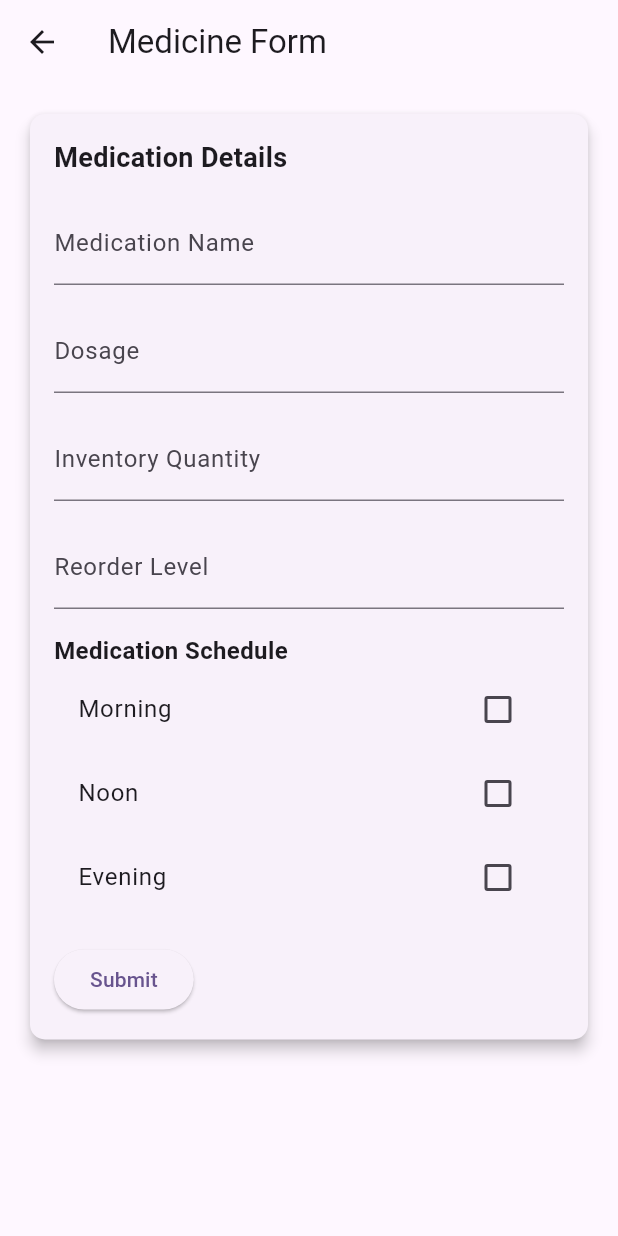
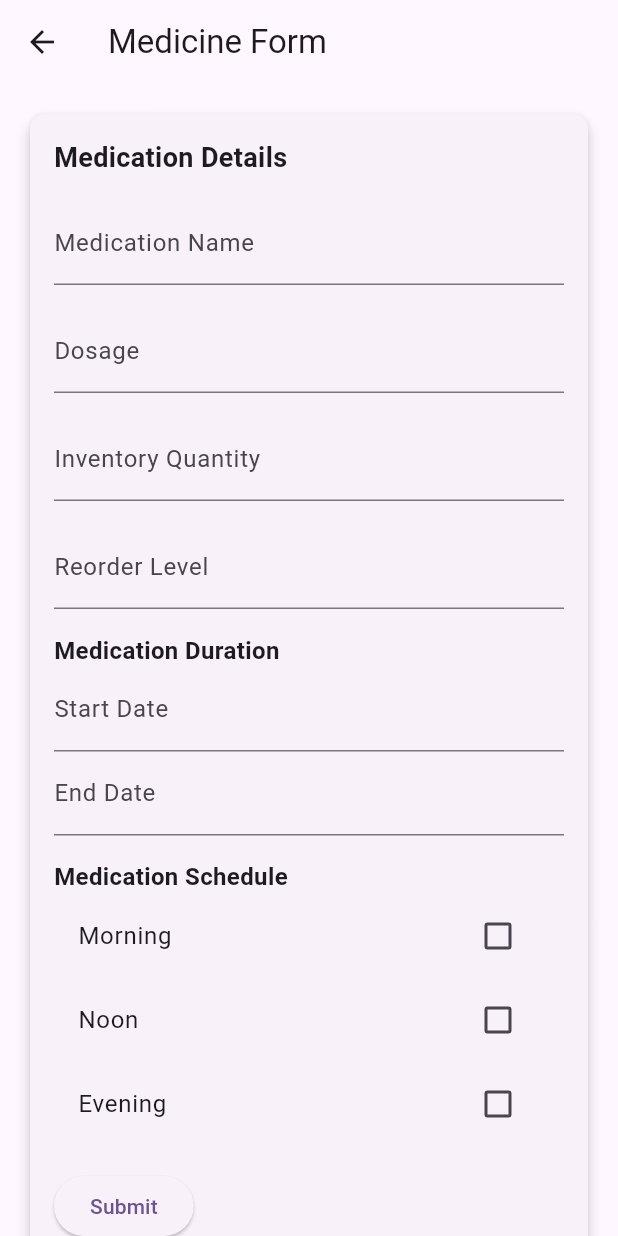
Before and after one commit to KJanhavi04/medipal_UI, a Flutter app: the MedicineForm screen opened directly, after a tap on "Submit", on a phone screen of 412 x 824 dp. Run offline on Flutter 3.47's test engine with Material 2 defaults, Android fonts, the phone set to English and light mode, and no system bars; drawn by our look-alikes of datetime_picker_formfield.

Commit message:
start end date added

```diff
--- a/lib/medicine_form.dart
+++ b/lib/medicine_form.dart
@@ -2,10 +2,11 @@ import 'package:flutter/material.dart';
 import 'package:intl/intl.dart';
 import 'package:datetime_picker_formfield/datetime_picker_formfield.dart';
 
+import 'package:flutter/material.dart';
+import 'package:datetime_picker_formfield/datetime_picker_formfield.dart';
+import 'package:intl/intl.dart';
 
 class MedicineForm extends StatefulWidget {
-  const MedicineForm({super.key});
-
   @override
   _MedicineFormState createState() => _MedicineFormState();
 }
@@ -19,6 +20,9 @@ class _MedicineFormState extends State<MedicineForm> {
   TimeOfDay? _morningTime;
   TimeOfDay? _noonTime;
   TimeOfDay? _eveningTime;
+
+  DateTime? _startDate;
+  DateTime? _endDate;
 
   @override
   void dispose() {
@@ -50,6 +54,8 @@ class _MedicineFormState extends State<MedicineForm> {
 
   @override
   Widget build(BuildContext context) {
+    final dateFormat = DateFormat("yyyy-MM-dd");
+
     return Scaffold(
       appBar: AppBar(
         title: const Text('Medicine Form'),
@@ -103,6 +109,54 @@ class _MedicineFormState extends State<MedicineForm> {
                     decoration: const InputDecoration(
                       labelText: 'Reorder Level',
                     ),
+                  ),
+                  const SizedBox(height: 16.0),
+                  const Text(
+                    'Medication Duration',
+                    style: TextStyle(
+                      fontSize: 16.0,
+                      fontWeight: FontWeight.bold,
+                    ),
+                  ),
+                  DateTimeField(
+                    format: dateFormat,
+                    decoration: const InputDecoration(
+                      labelText: 'Start Date',
+                    ),
+                    onChanged: (value) {
+                      setState(() {
+                        _startDate = value;
+                      });
+                    },
+                    onShowPicker: (context, currentValue) async {
+                      final date = await showDatePicker(
+                        context: context,
+                        firstDate: DateTime(2000),
+                        initialDate: currentValue ?? DateTime.now(),
+                        lastDate: DateTime(2101),
+                      );
+                      return date;
+                    },
+                  ),
+                  DateTimeField(
+                    format: dateFormat,
+                    decoration: const InputDecoration(
+                      labelText: 'End Date',
+                    ),
+                    onChanged: (value) {
+                      setState(() {
+                        _endDate = value;
+                      });
+                    },
+                    onShowPicker: (context, currentValue) async {
+                      final date = await showDatePicker(
+                        context: context,
+                        firstDate: DateTime(2000),
+                        initialDate: currentValue ?? DateTime.now(),
+                        lastDate: DateTime(2101),
+                      );
+                      return date;
+                    },
                   ),
                   const SizedBox(height: 16.0),
                   const Text(
@@ -183,6 +237,12 @@ class _MedicineFormState extends State<MedicineForm> {
                           'reorderLevel':
                               int.tryParse(_reorderLevelController.text) ?? 0,
                         },
+                        'startDate': _startDate != null
+                            ? dateFormat.format(_startDate!)
+                            : null,
+                        'endDate': _endDate != null
+                            ? dateFormat.format(_endDate!)
+                            : null,
                       };
 
                       // Handle the form data as needed (e.g., save to Firestore)
```
